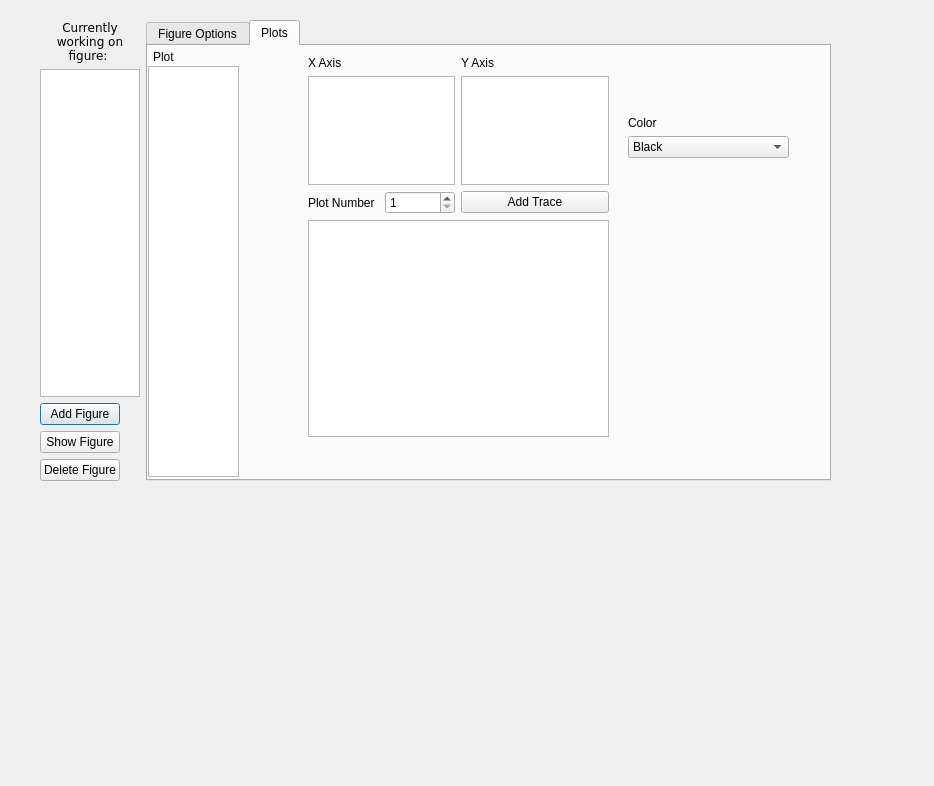
bbreslauer/PySciPlot, file ui/Ui_EditFigureDialog.ui: the form before one commit.
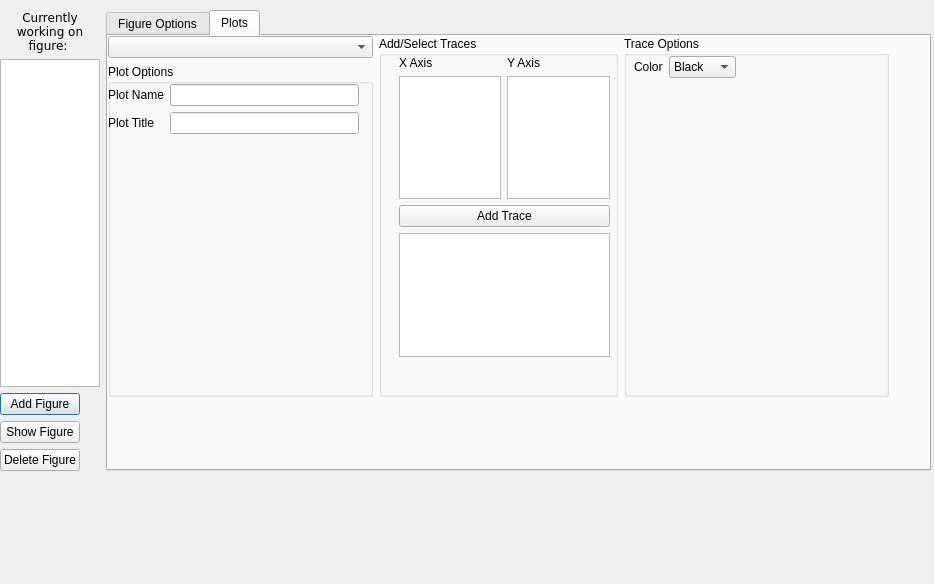
The form after the commit.

Commit message: Added some boolean logic, signals stuff, got plot dropdown and plot names working.

```diff
--- a/ui/Ui_EditFigureDialog.ui
+++ b/ui/Ui_EditFigureDialog.ui
@@ -7,9 +7,15 @@
     <x>0</x>
     <y>0</y>
     <width>934</width>
-    <height>786</height>
+    <height>584</height>
    </rect>
   </property>
+  <property name="sizePolicy">
+   <sizepolicy hsizetype="Preferred" vsizetype="Preferred">
+    <horstretch>0</horstretch>
+    <verstretch>0</verstretch>
+   </sizepolicy>
+  </property>
   <property name="minimumSize">
    <size>
     <width>800</width>
@@ -28,9 +34,9 @@
   <widget class="QWidget" name="horizontalLayoutWidget">
    <property name="geometry">
     <rect>
-     <x>40</x>
-     <y>20</y>
-     <width>791</width>
+     <x>0</x>
+     <y>10</y>
+     <width>931</width>
      <height>461</height>
     </rect>
    </property>
@@ -194,26 +200,92 @@
        <attribute name="title">
         <string>Plots</string>
        </attribute>
+       <widget class="QWidget" name="horizontalLayoutWidget_2">
+        <property name="geometry">
+         <rect>
+          <x>0</x>
+          <y>0</y>
+          <width>781</width>
+          <height>361</height>
+         </rect>
+        </property>
+        <layout class="QHBoxLayout" name="plotTabLayout" stretch="10,9,10">
+         <item>
+          <layout class="QVBoxLayout" name="verticalLayout_2">
+           <item>
+            <widget class="QComboBox" name="plotComboBox">
+             <property name="duplicatesEnabled">
+              <bool>false</bool>
+             </property>
+            </widget>
+           </item>
+           <item>
+            <widget class="QGroupBox" name="plotOptionsGroupBox">
+             <property name="title">
+              <string>Plot Options</string>
+             </property>
+             <widget class="QWidget" name="formLayoutWidget_3">
+              <property name="geometry">
+               <rect>
+                <x>0</x>
+                <y>20</y>
+                <width>251</width>
+                <height>241</height>
+               </rect>
+              </property>
+              <layout class="QFormLayout" name="formLayout_2">
+               <item row="0" column="0">
+                <widget class="QLabel" name="label_3">
+                 <property name="text">
+                  <string>Plot Name</string>
+                 </property>
+                </widget>
+               </item>
+               <item row="1" column="0">
+                <widget class="QLabel" name="label_5">
+                 <property name="text">
+                  <string>Plot Title</string>
+                 </property>
+                </widget>
+               </item>
+               <item row="0" column="1">
+                <widget class="QLineEdit" name="plotNameLineEdit"/>
+               </item>
+               <item row="1" column="1">
+                <widget class="QLineEdit" name="plotTitleLineEdit"/>
+               </item>
+              </layout>
+             </widget>
+            </widget>
+           </item>
+          </layout>
+         </item>
+         <item>
+          <widget class="QGroupBox" name="tracesGroupBox">
+           <property name="title">
+            <string>Add/Select Traces</string>
+           </property>
        <widget class="QWidget" name="gridLayoutWidget">
         <property name="geometry">
          <rect>
-          <x>160</x>
-          <y>10</y>
-          <width>301</width>
-          <height>381</height>
-         </rect>
-        </property>
-        <layout class="QGridLayout" name="gridLayout" rowstretch="0,1,0,2" rowminimumheight="0,0,0,0">
-         <item row="1" column="1">
-          <widget class="QListView" name="yAxisListView">
-           <property name="editTriggers">
-            <set>QAbstractItemView::NoEditTriggers</set>
-           </property>
-           <property name="selectionMode">
-            <enum>QAbstractItemView::ExtendedSelection</enum>
-           </property>
-           <property name="selectionBehavior">
-            <enum>QAbstractItemView::SelectItems</enum>
+              <x>20</x>
+              <y>20</y>
+              <width>211</width>
+              <height>301</height>
+             </rect>
+            </property>
+            <layout class="QGridLayout" name="tracesGridLayout" rowstretch="0,0,0,0">
+             <item row="0" column="0">
+              <widget class="QLabel" name="xAxisLabel">
+               <property name="text">
+                <string>X Axis</string>
+               </property>
+              </widget>
+             </item>
+             <item row="0" column="1">
+              <widget class="QLabel" name="yAxisLabel">
+               <property name="text">
+                <string>Y Axis</string>
            </property>
           </widget>
          </item>
@@ -227,25 +299,20 @@
            </property>
           </widget>
          </item>
-         <item row="2" column="0">
-          <layout class="QHBoxLayout" name="horizontalLayout_3">
-           <item>
-            <widget class="QLabel" name="label_3">
-             <property name="text">
-              <string>Plot Number</string>
-             </property>
-            </widget>
-           </item>
-           <item>
-            <widget class="QSpinBox" name="plotNum">
-             <property name="minimum">
-              <number>1</number>
-             </property>
-            </widget>
-           </item>
-          </layout>
-         </item>
-         <item row="2" column="1">
+             <item row="1" column="1">
+              <widget class="QListView" name="yAxisListView">
+               <property name="editTriggers">
+                <set>QAbstractItemView::NoEditTriggers</set>
+               </property>
+               <property name="selectionMode">
+                <enum>QAbstractItemView::ExtendedSelection</enum>
+               </property>
+               <property name="selectionBehavior">
+                <enum>QAbstractItemView::SelectItems</enum>
+               </property>
+              </widget>
+             </item>
+             <item row="2" column="0" colspan="2">
           <widget class="QPushButton" name="addTraceButton">
            <property name="text">
             <string>Add Trace</string>
@@ -286,44 +353,37 @@
            </attribute>
           </widget>
          </item>
-         <item row="0" column="0">
-          <widget class="QLabel" name="xAxisLabel">
-           <property name="text">
-            <string>X Axis</string>
-           </property>
-          </widget>
-         </item>
-         <item row="0" column="1">
-          <widget class="QLabel" name="yAxisLabel">
-           <property name="text">
-            <string>Y Axis</string>
-           </property>
-          </widget>
-         </item>
-        </layout>
-       </widget>
+            </layout>
+           </widget>
+          </widget>
+         </item>
+         <item>
+          <widget class="QGroupBox" name="traceOptionsGroupBox">
+           <property name="title">
+            <string>Trace Options</string>
+           </property>
+           <widget class="QWidget" name="formLayoutWidget_2">
+            <property name="geometry">
+             <rect>
+              <x>10</x>
+              <y>20</y>
+              <width>211</width>
+              <height>201</height>
+             </rect>
+            </property>
+            <layout class="QFormLayout" name="traceOptionsFormLayout">
+             <property name="fieldGrowthPolicy">
+              <enum>QFormLayout::ExpandingFieldsGrow</enum>
+             </property>
+             <item row="0" column="0">
        <widget class="QLabel" name="label_4">
-        <property name="geometry">
-         <rect>
-          <x>480</x>
-          <y>70</y>
-          <width>52</width>
-          <height>13</height>
-         </rect>
-        </property>
         <property name="text">
          <string>Color</string>
         </property>
        </widget>
+             </item>
+             <item row="0" column="1">
        <widget class="QComboBox" name="traceColor">
-        <property name="geometry">
-         <rect>
-          <x>480</x>
-          <y>90</y>
-          <width>161</width>
-          <height>22</height>
-         </rect>
-        </property>
         <item>
          <property name="text">
           <string>Black</string>
@@ -395,28 +455,12 @@
          </property>
         </item>
        </widget>
-       <widget class="QListView" name="plotListView">
-        <property name="geometry">
-         <rect>
-          <x>0</x>
-          <y>20</y>
-          <width>91</width>
-          <height>411</height>
-         </rect>
-        </property>
-       </widget>
-       <widget class="QLabel" name="label_5">
-        <property name="geometry">
-         <rect>
-          <x>5</x>
-          <y>4</y>
-          <width>52</width>
-          <height>13</height>
-         </rect>
-        </property>
-        <property name="text">
-         <string>Plot</string>
-        </property>
+             </item>
+            </layout>
+           </widget>
+          </widget>
+         </item>
+        </layout>
        </widget>
       </widget>
      </widget>
```
Left out of the diff: 9 changed lines with no effect on the pictures. Lines whose indentation alone changed are shown as unchanged. The commit also changes 6 other files.
